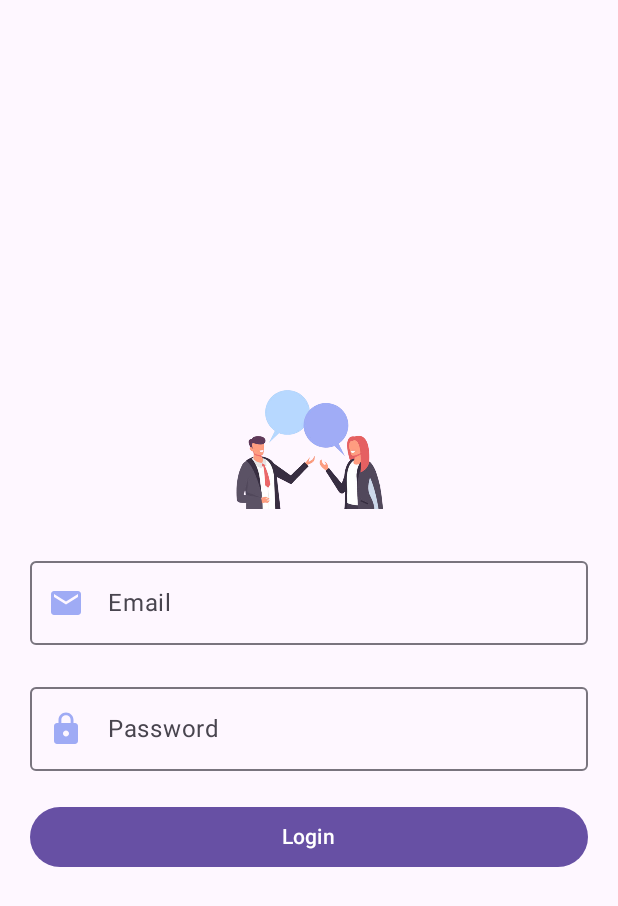
After one commit to Vivekgupta1501/SocialSpin, an Android app built with Jetpack Compose: the composable LoginScreen shown on its own in the app's theme, on a phone screen of 412 x 824 dp. The commit adds this screen. Shown: the top 906 px of the screen. Run offline under Robolectric (Android 15) with nearby library versions, the phone set to English and light mode, and no system bars.

Commit message:
Addition of Login Screen

```diff
--- /dev/null
+++ b/app/src/main/java/com/example/socialspin/ui/screens/LoginScreen.kt
@@ -0,0 +1,125 @@
+package com.example.socialspin.ui.screens
+
+import androidx.compose.foundation.Image
+import androidx.compose.foundation.layout.Arrangement
+import androidx.compose.foundation.layout.Column
+import androidx.compose.foundation.layout.fillMaxHeight
+import androidx.compose.foundation.layout.fillMaxSize
+import androidx.compose.foundation.layout.fillMaxWidth
+import androidx.compose.foundation.layout.padding
+import androidx.compose.foundation.layout.size
+import androidx.compose.material.icons.Icons
+import androidx.compose.material.icons.filled.Clear
+import androidx.compose.material3.Button
+import androidx.compose.material3.ExperimentalMaterial3Api
+import androidx.compose.material3.Icon
+import androidx.compose.material3.IconButton
+import androidx.compose.material3.OutlinedTextField
+import androidx.compose.material3.Text
+import androidx.compose.runtime.Composable
+import androidx.compose.ui.Alignment
+import androidx.compose.ui.Modifier
+import androidx.compose.ui.res.painterResource
+import androidx.compose.ui.res.stringResource
+import androidx.compose.ui.tooling.preview.Preview
+import androidx.compose.ui.unit.dp
+import androidx.lifecycle.ViewModel
+import com.example.socialspin.R
+
+@OptIn(ExperimentalMaterial3Api::class)
+@Composable
+fun LoginScreen(modifier: Modifier = Modifier)
+{
+    var email:String = ""
+    var password: String  = ""
+    Column(
+        modifier = modifier.fillMaxSize(),
+        horizontalAlignment = Alignment.CenterHorizontally,
+        verticalArrangement = Arrangement.Center
+    ) {
+        Column(
+            modifier = modifier.fillMaxSize(),
+            horizontalAlignment = Alignment.CenterHorizontally,
+            verticalArrangement = Arrangement.Center
+            ) {
+            Image(
+                painter = painterResource(id = R.drawable.logo),
+                contentDescription = "Logo of the app",
+                modifier =Modifier.size(124.dp)
+            )
+            OutlinedTextField(
+                value = email,
+                onValueChange = {email = it},
+                label = {
+                    Text(text = stringResource(id = R.string.email))
+                    },
+                leadingIcon ={
+                    Image(
+                        painter = painterResource(id = R.drawable.baseline_email_24),
+                        contentDescription = "Entre the email"
+                        )
+                },
+                trailingIcon ={
+                    if(!email.toString().isEmpty())
+                    {
+                        IconButton(onClick = { email = "" }) {
+                            Icon(
+                                Icons.Default.Clear,
+                                contentDescription = "erase the email"
+                            )
+
+                        }
+                    }
+                },
+                singleLine = true,
+                modifier = modifier
+                    .fillMaxWidth()
+                    .padding(start = 20.dp, bottom = 10.dp, end = 20.dp, top = 10.dp)
+                )
+            OutlinedTextField(
+                value = password,
+                onValueChange = {password = it},
+                label = {
+                    Text(text = stringResource(id = R.string.password))
+                },
+                leadingIcon ={
+                    Image(
+                        painter = painterResource(id = R.drawable.baseline_lock_24),
+                        contentDescription = "Entre the email"
+                    )
+                },
+                trailingIcon ={
+                    if(!password.toString().isEmpty())
+                    {
+                        IconButton(onClick = { email = "" }) {
+                            Icon(
+                                Icons.Default.Clear,
+                                contentDescription = "erase the email"
+                            )
+
+                        }
+                    }
+                },
+                singleLine = true,
+                modifier = modifier
+                    .fillMaxWidth()
+                    .padding(start = 20.dp, bottom = 10.dp, end = 20.dp, top = 10.dp)
+            )
+            Button(
+                onClick = { /*TODO*/ },
+                modifier= Modifier.fillMaxWidth()
+                    .padding(start = 20.dp,end = 20.dp,top = 10.dp, bottom = 10.dp)
+            )
+            {
+                Text(text = stringResource(id = R.string.login))
+            }
+        }
+    }
+}
+
+@Preview(showBackground = true)
+@Composable
+fun LoginScreenPreview()
+{
+    LoginScreen()
+}
--- a/app/src/main/res/values/strings.xml
+++ b/app/src/main/res/values/strings.xml
@@ -1,3 +1,8 @@
 <resources>
     <string name="app_name">SocialSpin</string>
+    <string name="email">Email</string>
+    <string name="password">Password</string>
+    <string name="confirm_password">Confirm Password</string>
+    <string name="login">Login</string>
+    <string name="signin">SignIn</string>
 </resources>
```
